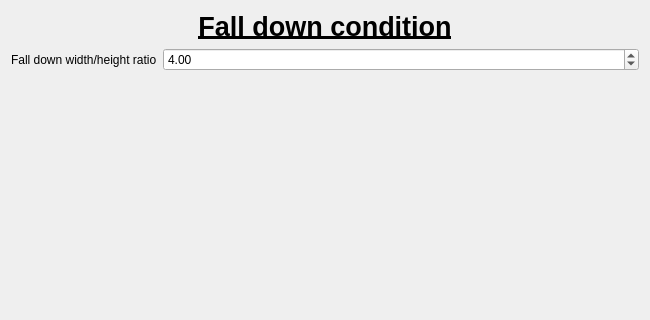
Old version of the form generic_cv_tasks/ui/fall_down_detect/widget_fall_down_condition.ui in the repository stereomatchingkiss/show_cases; both pictures show x 0 to 650 and y 0 to 320 of the 650 by 498 pixel window.
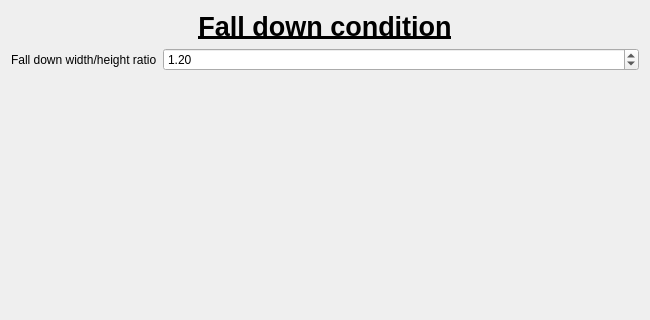
New version of the form.

Commit message: change default value

What changed in the file:
```diff
--- a/generic_cv_tasks/ui/fall_down_detect/widget_fall_down_condition.ui
+++ b/generic_cv_tasks/ui/fall_down_detect/widget_fall_down_condition.ui
@@ -55,13 +55,13 @@
      <item>
       <widget class="QDoubleSpinBox" name="doubleSpinBoxWidthHeightRatio">
        <property name="minimum">
-        <double>2.000000000000000</double>
+        <double>1.000000000000000</double>
        </property>
        <property name="maximum">
         <double>6.000000000000000</double>
        </property>
        <property name="value">
-        <double>4.000000000000000</double>
+        <double>1.200000000000000</double>
        </property>
       </widget>
      </item>
```
